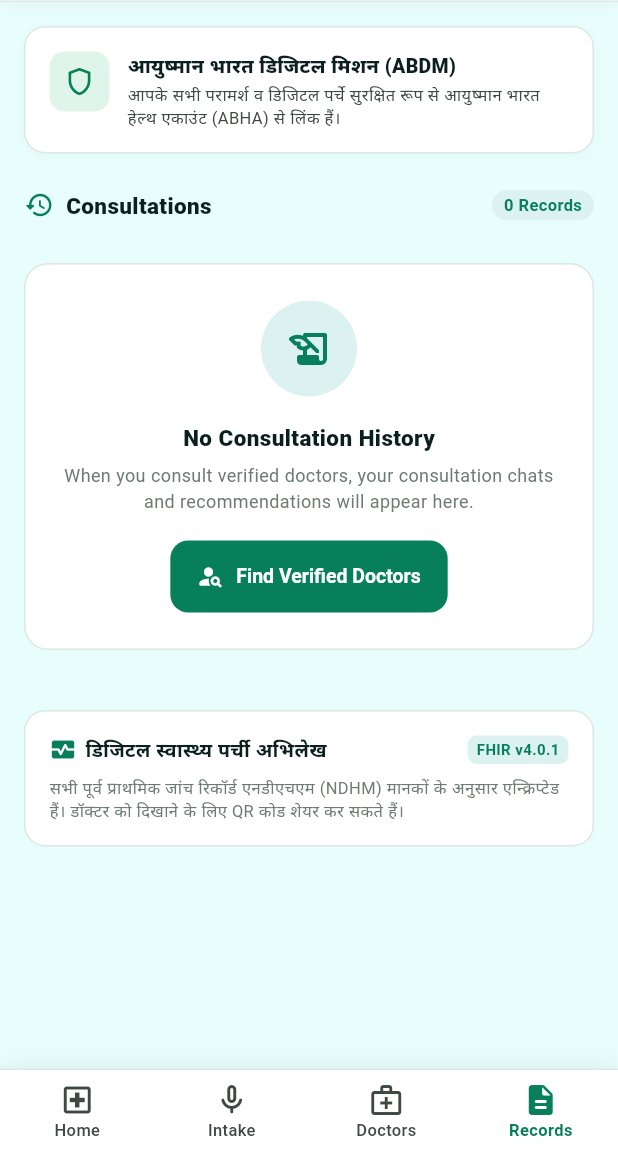
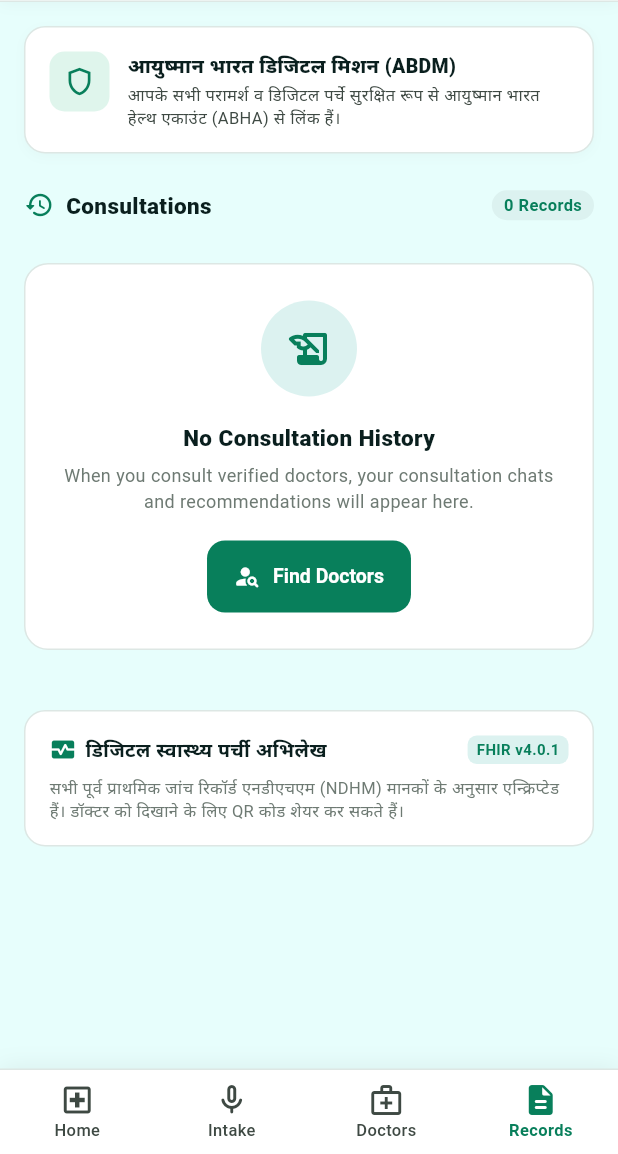
Before and after one commit to shivanshmishra123/AarogyaMP_Chatbot, a Flutter app: the ConsultationHistoryScreen screen opened by its route, on a phone screen of 412 x 824 dp, the part 82-1236 px from its top. Run offline on Flutter 3.47's test engine with Material 3 defaults, Android fonts, the phone set to English and light mode, and no system bars; our stand-ins replace dio, flutter_riverpod, geolocator, go_router, google_fonts, permission_handler and 2 more; accounts and stored records are empty; Roboto replaces fonts that are missing (NotoSans).

```diff
--- a/app/lib/features/history/consultation_history_screen.dart
+++ b/app/lib/features/history/consultation_history_screen.dart
@@ -226,7 +226,7 @@
             ),
             icon: const Icon(Icons.person_search_rounded, size: 18),
             label: Text(
-              isHindi ? 'सत्यापित डॉक्टर खोजें' : 'Find Verified Doctors',
+              isHindi ? 'सत्यापित डॉक्टर खोजें' : 'Find Doctors',
               style: const TextStyle(fontFamily: 'NotoSans', fontSize: 13, fontWeight: FontWeight.w700),
             ),
           ),
```
